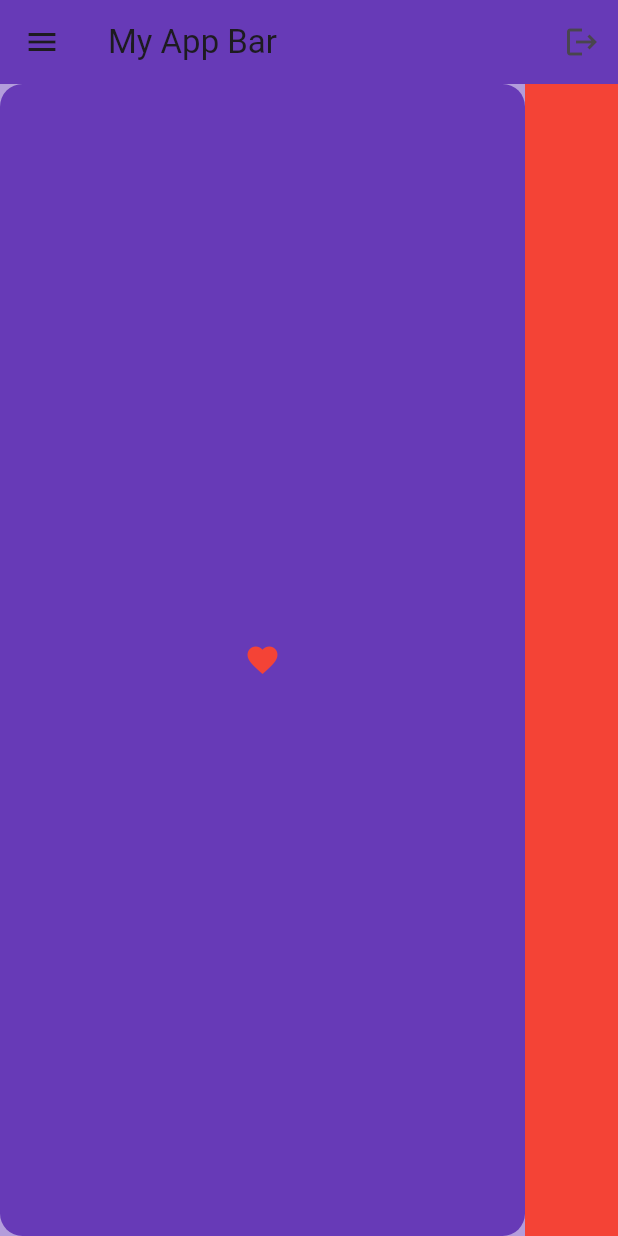
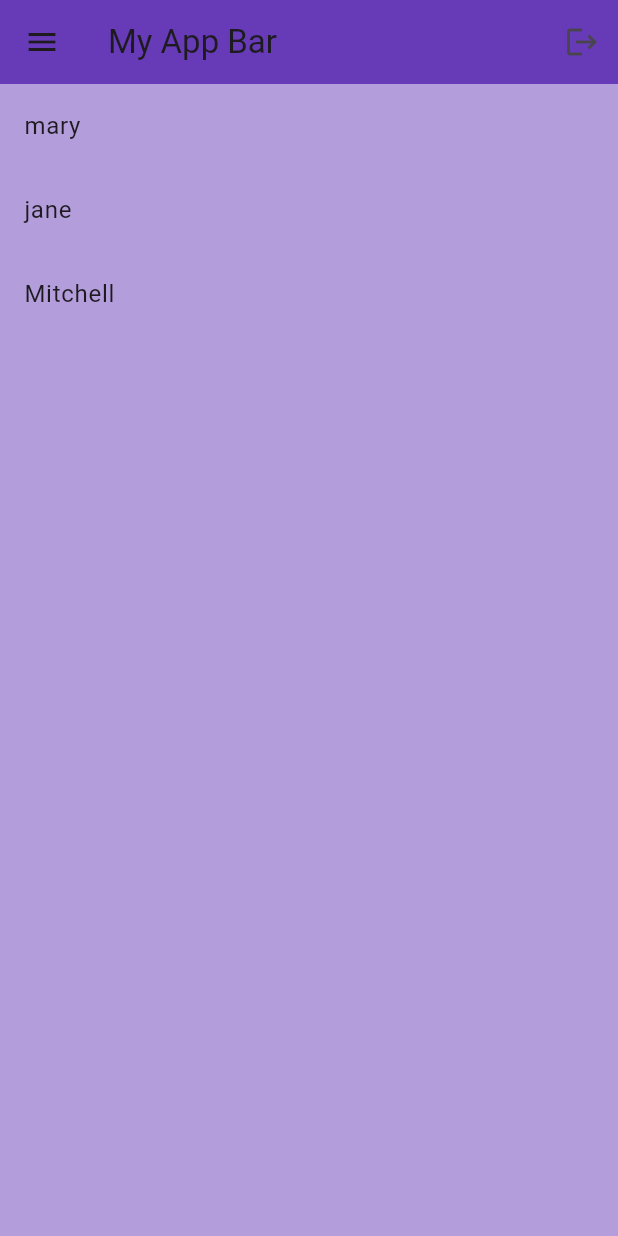
Before and after one commit to shallom-dot/Essential-Widgets, a Flutter app: the screen it shows after launch, on a phone screen of 412 x 824 dp. Run offline on Flutter 3.47's test engine with Material 3 defaults, Android fonts, the phone set to English and light mode, and no system bars.

Commit message:
listview widget

```diff
--- a/lib/main.dart
+++ b/lib/main.dart
@@ -1,7 +1,7 @@
 import 'package:esential_widget/pages/homepage.dart';
 import 'package:flutter/material.dart';
 void main() {
-  runApp(MyApp());
+  runApp(const MyApp());
 }
 
 class MyApp extends StatelessWidget {
@@ -18,7 +18,7 @@ class MyApp extends StatelessWidget {
         useMaterial3: true,
 
       ),
-      home: const MyHomePage(),
+      home: MyHomePage(),
     );
 
   }
--- a/lib/pages/homepage.dart
+++ b/lib/pages/homepage.dart
@@ -1,7 +1,9 @@
 import 'package:flutter/material.dart';
 
 class MyHomePage extends StatelessWidget {
-  const MyHomePage({super.key});
+   MyHomePage({super.key});
+
+  List names = ['mary', 'jane', 'Mitchell'];
 
   @override
   Widget build(BuildContext context) {
@@ -19,35 +21,12 @@ class MyHomePage extends StatelessWidget {
           icon: const Icon(Icons.logout),
             )],),
 
-        body:ListView(
-          scrollDirection: Axis.horizontal,
-            children: [
-              Container(
-                height: 350,
-                width: 350,
-                    decoration: BoxDecoration(
-              color: Colors.deepPurple,
-              borderRadius: BorderRadius.circular(15)
-                    ),
-                    child: const Padding(
-                      padding: EdgeInsets.all(25),
-                      child: Icon(Icons.favorite,
-                      color: Colors.red,)
-                    ),
+        body:ListView.builder(
+          itemCount: names.length,
+          itemBuilder: (context, index) => ListTile(
+          title: Text(names[index]),
+        ))
 
-              ),
-            Container(
-              color: Colors.red,
-              height: 350,
-              width: 200,
-            ),
-            Container(
-              height: 400,
-              width: 200,
-              color: Colors.green,
-            )
-            ],
-          ),
         ),
 
 
```
